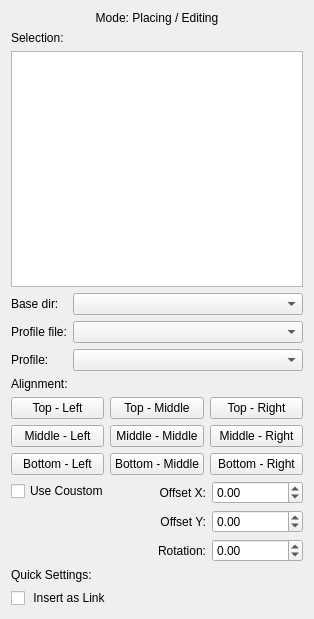
This is freecad/FramesAndNodes/resources/panels/TaskFramesAndNodesProfilePlacer.ui in Creymore/FramesAndNodes as Qt 5 draws it before an edit. The edited form follows.
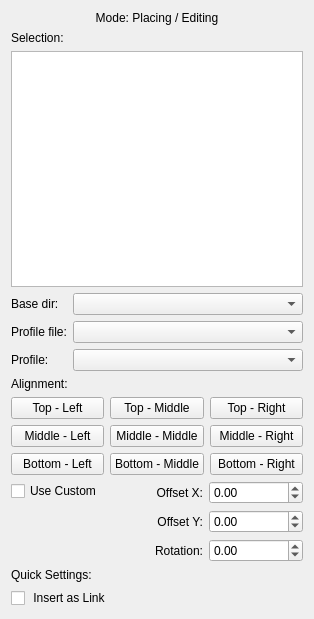
This is the edited form.

Diff of the .ui file:
```diff
--- a/freecad/FramesAndNodes/resources/panels/TaskFramesAndNodesProfilePlacer.ui
+++ b/freecad/FramesAndNodes/resources/panels/TaskFramesAndNodesProfilePlacer.ui
@@ -163,7 +163,7 @@
      <item row="0" column="0">
       <widget class="QCheckBox" name="checkBox">
        <property name="text">
-        <string>Use Coustom</string>
+        <string>Use Custom</string>
        </property>
       </widget>
      </item>
```
Left out of the diff: 6 changed lines with no effect on the pictures.
